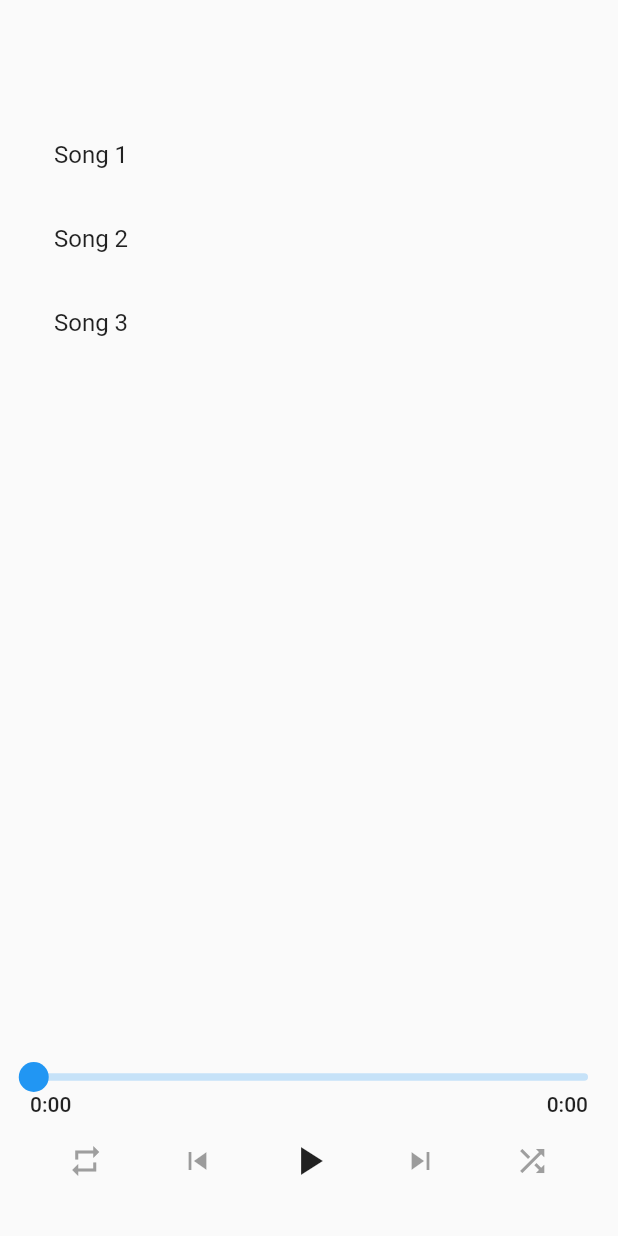
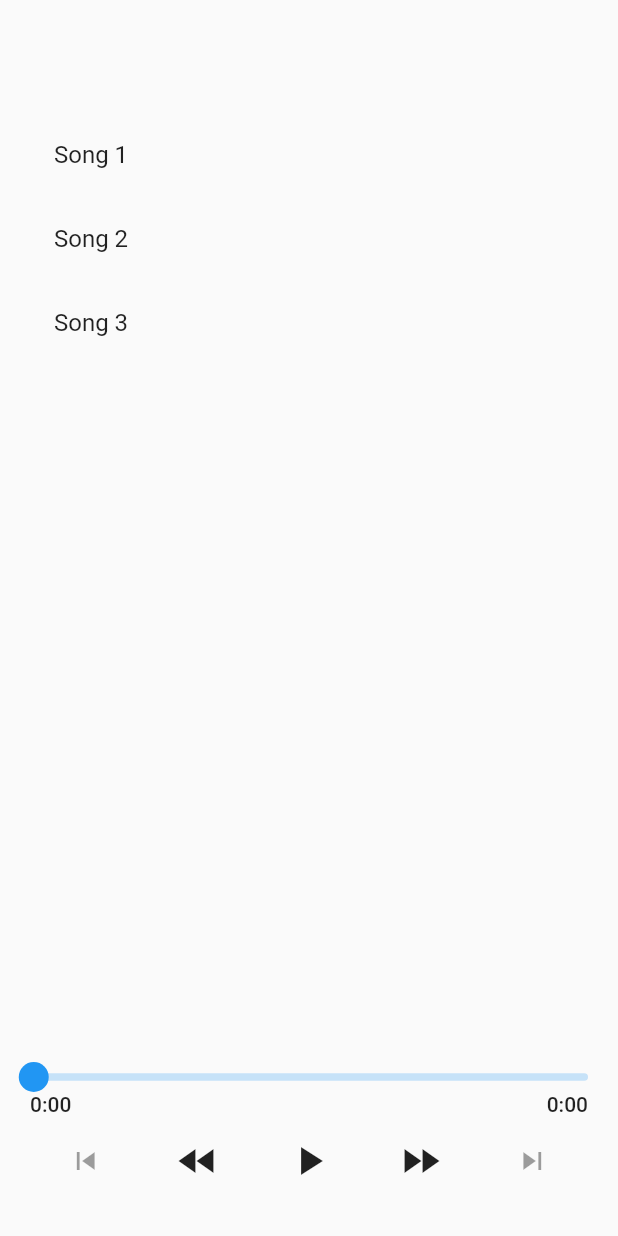
Before and after one commit to jaxfire/audiobook-app, a Flutter app: the screen it shows after launch, on a phone screen of 412 x 824 dp. Run offline on Flutter 3.47's test engine with Material 2 defaults, Android fonts, the phone set to English and light mode, and no system bars; drawn by our look-alikes of audio_video_progress_bar; our stand-ins replace audio_service, get_it, just_audio.

Commit message:
Add customisable fast-forward and rewind amounts.

```diff
--- /dev/null
+++ b/lib/constants.dart
@@ -0,0 +1,3 @@
+// TODO: Move to persistence.
+const kFastForwardDuration = Duration(seconds: 30);
+const kRewindDuration = Duration(seconds: 10);
--- a/lib/main.dart
+++ b/lib/main.dart
@@ -3,7 +3,6 @@ import 'package:flutter/material.dart';
 
 import 'notifiers/play_button_notifier.dart';
 import 'notifiers/progress_notifier.dart';
-import 'notifiers/repeat_button_notifier.dart';
 import 'page_manager.dart';
 import 'services/service_locator.dart';
 
@@ -54,6 +53,7 @@ class _MyAppState extends State<MyApp> {
 
 class CurrentSongTitle extends StatelessWidget {
   const CurrentSongTitle({Key? key}) : super(key: key);
+
   @override
   Widget build(BuildContext context) {
     final pageManager = getIt<PageManager>();
@@ -71,6 +71,7 @@ class CurrentSongTitle extends StatelessWidget {
 
 class Playlist extends StatelessWidget {
   const Playlist({Key? key}) : super(key: key);
+
   @override
   Widget build(BuildContext context) {
     final pageManager = getIt<PageManager>();
@@ -97,6 +98,7 @@ class Playlist extends StatelessWidget {
 
 class AudioProgressBar extends StatelessWidget {
   const AudioProgressBar({Key? key}) : super(key: key);
+
   @override
   Widget build(BuildContext context) {
     final pageManager = getIt<PageManager>();
@@ -116,6 +118,7 @@ class AudioProgressBar extends StatelessWidget {
 
 class AudioControlButtons extends StatelessWidget {
   const AudioControlButtons({Key? key}) : super(key: key);
+
   @override
   Widget build(BuildContext context) {
     return Container(
@@ -123,48 +126,20 @@ class AudioControlButtons extends StatelessWidget {
       child: Row(
         mainAxisAlignment: MainAxisAlignment.spaceAround,
         children: [
-          RepeatButton(),
           PreviousSongButton(),
+          RewindButton(),
           PlayButton(),
+          FastForwardButton(),
           NextSongButton(),
-          ShuffleButton(),
         ],
       ),
     );
   }
 }
 
-class RepeatButton extends StatelessWidget {
-  const RepeatButton({Key? key}) : super(key: key);
-  @override
-  Widget build(BuildContext context) {
-    final pageManager = getIt<PageManager>();
-    return ValueListenableBuilder<RepeatState>(
-      valueListenable: pageManager.repeatButtonNotifier,
-      builder: (context, value, child) {
-        Icon icon;
-        switch (value) {
-          case RepeatState.off:
-            icon = Icon(Icons.repeat, color: Colors.grey);
-            break;
-          case RepeatState.repeatSong:
-            icon = Icon(Icons.repeat_one);
-            break;
-          case RepeatState.repeatPlaylist:
-            icon = Icon(Icons.repeat);
-            break;
-        }
-        return IconButton(
-          icon: icon,
-          onPressed: pageManager.repeat,
-        );
-      },
-    );
-  }
-}
-
 class PreviousSongButton extends StatelessWidget {
   const PreviousSongButton({Key? key}) : super(key: key);
+
   @override
   Widget build(BuildContext context) {
     final pageManager = getIt<PageManager>();
@@ -180,8 +155,35 @@ class PreviousSongButton extends StatelessWidget {
   }
 }
 
+class FastForwardButton extends StatelessWidget {
+  const FastForwardButton({Key? key}) : super(key: key);
+  @override
+  Widget build(BuildContext context) {
+    final pageManager = getIt<PageManager>();
+    return IconButton(
+      icon: Icon(Icons.fast_forward),
+      iconSize: 32.0,
+      onPressed: pageManager.fastForward,
+    );
+  }
+}
+
+class RewindButton extends StatelessWidget {
+  const RewindButton({Key? key}) : super(key: key);
+  @override
+  Widget build(BuildContext context) {
+    final pageManager = getIt<PageManager>();
+    return IconButton(
+      icon: Icon(Icons.fast_rewind),
+      iconSize: 32.0,
+      onPressed: pageManager.rewind,
+    );
+  }
+}
+
 class PlayButton extends StatelessWidget {
   const PlayButton({Key? key}) : super(key: key);
+
   @override
   Widget build(BuildContext context) {
     final pageManager = getIt<PageManager>();
@@ -216,6 +218,7 @@ class PlayButton extends StatelessWidget {
 
 class NextSongButton extends StatelessWidget {
   const NextSongButton({Key? key}) : super(key: key);
+
   @override
   Widget build(BuildContext context) {
     final pageManager = getIt<PageManager>();
@@ -230,22 +233,3 @@ class NextSongButton extends StatelessWidget {
     );
   }
 }
-
-class ShuffleButton extends StatelessWidget {
-  const ShuffleButton({Key? key}) : super(key: key);
-  @override
-  Widget build(BuildContext context) {
-    final pageManager = getIt<PageManager>();
-    return ValueListenableBuilder<bool>(
-      valueListenable: pageManager.isShuffleModeEnabledNotifier,
-      builder: (context, isEnabled, child) {
-        return IconButton(
-          icon: (isEnabled)
-              ? Icon(Icons.shuffle)
-              : Icon(Icons.shuffle, color: Colors.grey),
-          onPressed: pageManager.shuffle,
-        );
-      },
-    );
-  }
-}
--- a/lib/services/audio_handler/audio_handler.dart
+++ b/lib/services/audio_handler/audio_handler.dart
@@ -1,6 +1,7 @@
 import 'package:audio_service/audio_service.dart';
 import 'package:flutter/painting.dart';
 
+import '../../constants.dart';
 import 'MyAudioHandler.dart';
 
 Future<AudioHandler> initAudioService() async {
@@ -20,8 +21,8 @@ Future<AudioHandler> initAudioService() async {
 
       notificationColor: Color.fromARGB(255, 20, 200, 100),
       fastForwardInterval:
-          Duration(seconds: 10), // TODO: Make these customisable
-      rewindInterval: Duration(seconds: 10), // TODO: Make these customisable
+          kFastForwardDuration, // TODO: Make these customisable
+      rewindInterval: kRewindDuration, // TODO: Make these customisable
       preloadArtwork: true,
     ),
   );
```
Also changed, not shown: lib/page_manager.dart (+8 -0 lines), lib/services/audio_handler/MyAudioHandler.dart (+11 -1 lines).
